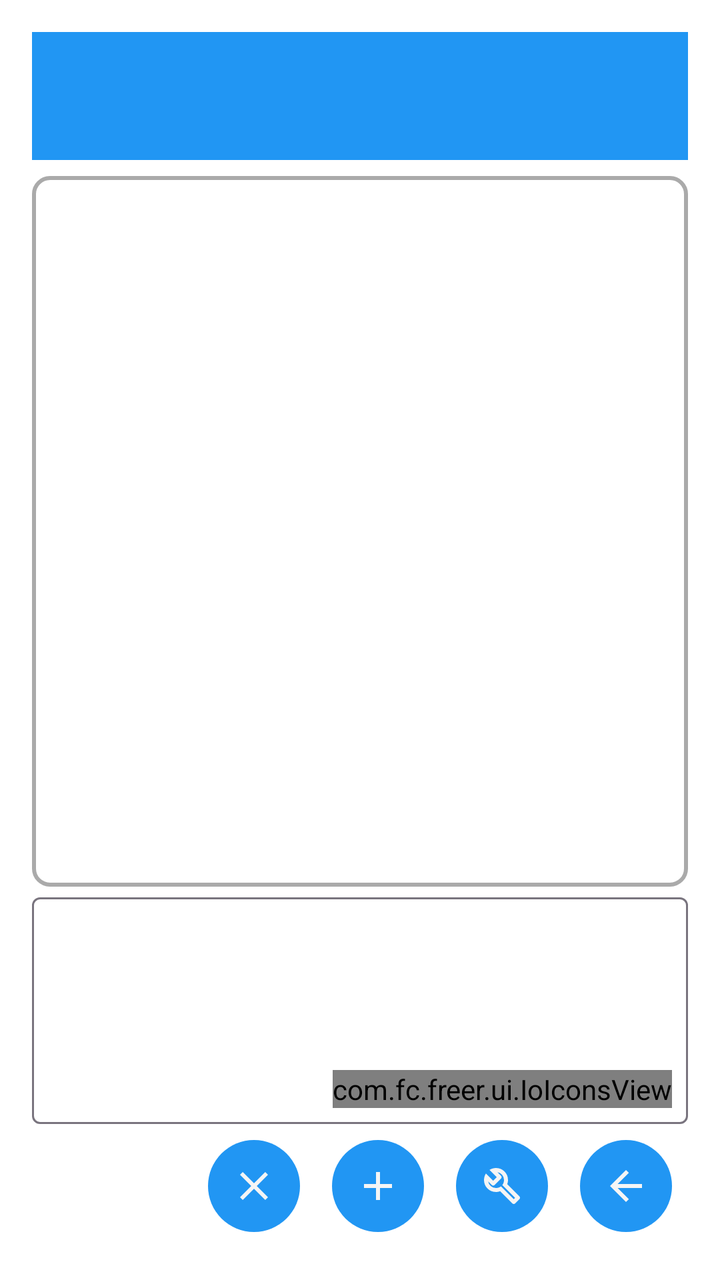
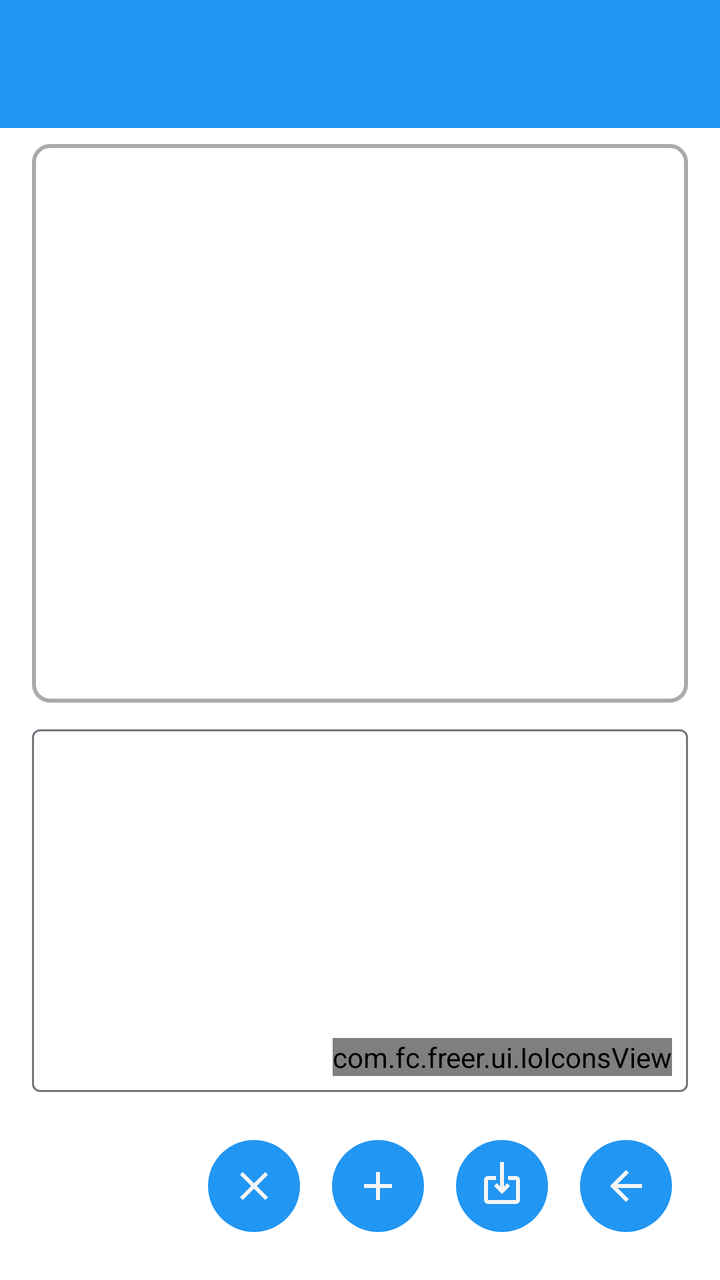

An Android layout rendered at two revisions. The XML below is the earlier revision; the diff shows what the commit changed to produce the second picture.
<!-- AndroidManifest.xml: application theme Theme.Freer -->
<!-- res/layout/activity_sign_multisign_tx.xml -->
<?xml version="1.0" encoding="utf-8"?>
<LinearLayout xmlns:android="http://schemas.android.com/apk/res/android"
    xmlns:app="http://schemas.android.com/apk/res-auto"
    android:layout_width="match_parent"
    android:layout_height="match_parent"
    android:orientation="vertical"
    android:padding="16dp">

    <include layout="@layout/common_toolbar" />

    <ScrollView
        android:id="@+id/signaturesScrollView"
        android:layout_width="match_parent"
        android:layout_height="0dp"
        android:layout_weight="3"
        android:layout_marginTop="8dp"
        android:background="@drawable/container_outline"
        android:padding="8dp"
        >

        <LinearLayout
            android:id="@+id/signaturesContainer"
            android:layout_width="match_parent"
            android:layout_height="wrap_content"
            android:orientation="vertical" />

    </ScrollView>

    <include
        android:id="@+id/jsonInputContainer"
        layout="@layout/layout_text_input_with_scan"
        android:layout_width="match_parent"
        android:layout_height="0dp"
        android:layout_weight="1" />

    <LinearLayout
        android:layout_width="match_parent"
        android:layout_height="wrap_content"
        android:orientation="horizontal"
        android:gravity="end">

        <ImageButton
            android:id="@+id/clearButton"
            style="@style/ImageButtonStyle"
            android:src="@drawable/ic_clear"
            android:contentDescription="@string/clear" />

        <ImageButton
            android:id="@+id/addButton"
            style="@style/ImageButtonStyle"
            android:src="@drawable/ic_plus"
            android:contentDescription="@string/add" />

        <ImageButton
            android:id="@+id/buildButton"
            style="@style/ImageButtonStyle"
            android:src="@drawable/ic_build"
            android:contentDescription="@string/build" />

        <ImageButton
            android:id="@+id/back_button"
            style="@style/ImageButtonStyle"
            android:src="@drawable/ic_back"
            android:contentDescription="@string/back" />

    </LinearLayout>

</LinearLayout>
<!-- res/layout/common_toolbar.xml (included above) -->
<?xml version="1.0" encoding="utf-8"?>
<androidx.appcompat.widget.Toolbar xmlns:android="http://schemas.android.com/apk/res/android"
    xmlns:app="http://schemas.android.com/apk/res-auto"
    android:id="@+id/toolbar"
    android:layout_width="match_parent"
    android:layout_height="?attr/actionBarSize"
    android:background="@color/accent"
    android:theme="@style/ThemeOverlay.Freer.Toolbar">

    <LinearLayout
        android:id="@+id/toolbar_fid_container"
        android:layout_width="wrap_content"
        android:layout_height="match_parent"
        android:layout_gravity="end"
        android:orientation="horizontal"
        android:gravity="end|center_vertical"
        android:visibility="gone"
        android:clickable="true"
        android:focusable="true"
        android:paddingStart="8dp"
        android:paddingEnd="16dp"
        android:background="?android:attr/selectableItemBackground">

        <TextView
            android:id="@+id/toolbar_fid_text"
            android:layout_width="130dp"
            android:layout_height="wrap_content"
            android:textColor="@color/main_background"
            android:paddingStart="8dp"
            android:paddingEnd="4dp"
            android:textSize="14sp"
            android:maxLines="1"
            android:gravity="end"
            android:ellipsize="middle" />

        <ImageView
            android:id="@+id/toolbar_avatar"
            android:layout_width="42dp"
            android:layout_height="42dp"
            android:background="@color/accent"
            android:scaleType="centerCrop"
            android:contentDescription="@string/avatar" />

    </LinearLayout>

</androidx.appcompat.widget.Toolbar>
<!-- res/layout/layout_text_input_with_scan.xml (included above) -->
<?xml version="1.0" encoding="utf-8"?>
<FrameLayout xmlns:android="http://schemas.android.com/apk/res/android"
    xmlns:app="http://schemas.android.com/apk/res-auto"
    android:layout_width="match_parent"
    android:layout_height="match_parent">

    <com.google.android.material.textfield.TextInputLayout
        android:id="@+id/textInputWithScanLayout"
        android:layout_width="match_parent"
        android:layout_height="match_parent"
        app:boxBackgroundColor="@color/input_field_background"
        style="@style/Widget.Material3.TextInputLayout.OutlinedBox">

        <com.google.android.material.textfield.TextInputEditText
            android:id="@+id/textInput"
            android:layout_width="match_parent"
            android:layout_height="match_parent"
            android:gravity="top"
            android:inputType="textMultiLine"
            android:minLines="3"
            android:paddingStart="8dp"
            android:paddingEnd="70dp"
            android:paddingBottom="8dp"
            />
    </com.google.android.material.textfield.TextInputLayout>

    <com.fc.freer.ui.IoIconsView
        android:id="@+id/scanIcon"
        android:layout_width="wrap_content"
        android:layout_height="wrap_content"
        android:layout_gravity="bottom|end"
        android:layout_margin="8dp" />
</FrameLayout>
<!-- resources referenced by this layout -->
<resources>
  <color name="accent">#2196F3</color>
  <color name="input_field_background">#FFFFFF</color>
  <color name="main_background">#F5F5F5</color>
  <!-- drawable container_outline (drawable) -->
  <?xml version="1.0" encoding="utf-8"?>
  <shape xmlns:android="http://schemas.android.com/apk/res/android"
      android:shape="rectangle"
      >
      <solid android:color="#00000000" />
      <stroke
          android:width="2dp"
          android:color="@color/container_outline" />
      <corners android:radius="8dp" />
  </shape>
  <!-- drawable ic_back (drawable) -->
  <vector xmlns:android="http://schemas.android.com/apk/res/android"
      android:width="24dp"
      android:height="24dp"
      android:viewportWidth="960"
      android:viewportHeight="960">
    <path
        android:pathData="m313,520 l224,224 -57,56 -320,-320 320,-320 57,56 -224,224h487v80L313,520Z"
        android:fillColor="@color/main_background"/>
  </vector>
  <!-- drawable ic_build (drawable) -->
  <?xml version="1.0" encoding="utf-8"?>
  <vector xmlns:android="http://schemas.android.com/apk/res/android"
      android:width="24dp"
      android:height="24dp"
      android:viewportWidth="960"
      android:viewportHeight="960">
      <path
          android:fillColor="#2196F3"
          android:pathData="M686,828 L444,584q-20,8 -40.5,12t-43.5,4q-100,0 -170,-70t-70,-170q0,-36 10,-68.5t28,-61.5l146,146 l72,-72 l-146,-146q29,-18 61.5,-28t68.5,-10q100,0 170,70t70,170q0,23 -4,43.5T584,444l244,242q12,12 12,29t-12,29l-84,84q-12,12 -29,12t-29,-12Zm29,-85 l27,-27 l-256,-256q18,-20 26,-46.5t8,-53.5q0,-60 -38.5,-104.5T386,202l74,74q12,12 12,28t-12,28L332,460q-12,12 -28,12t-28,-12l-74,-74q9,57 53.5,95.5T360,520q26,0 52,-8t47,-25l256,256ZM472,472Z" />
  </vector>
  <!-- drawable ic_clear (drawable) -->
  <?xml version="1.0" encoding="utf-8"?>
  <vector xmlns:android="http://schemas.android.com/apk/res/android"
      android:width="24dp"
      android:height="24dp"
      android:viewportWidth="24"
      android:viewportHeight="24"
      android:tint="@color/accent">
      <path
          android:fillColor="@color/text"
          android:pathData="M19,6.41L17.59,5 12,10.59 6.41,5 5,6.41 10.59,12 5,17.59 6.41,19 12,13.41 17.59,19 19,17.59 13.41,12z"/>
  </vector>
  <!-- drawable ic_plus (drawable) -->
  <?xml version="1.0" encoding="utf-8"?>
  <vector xmlns:android="http://schemas.android.com/apk/res/android"
      android:width="24dp"
      android:height="24dp"
      android:viewportWidth="24"
      android:viewportHeight="24">
      <path
          android:fillColor="@color/accent"
          android:pathData="M19,13h-6v6h-2v-6H5v-2h6V5h2v6h6v2z"/>
  </vector>
  <string name="add">Add</string>
  <string name="avatar">Avatar</string>
  <string name="back">Back</string>
  <string name="build">Build</string>
  <string name="clear">Clear</string>
  <style name="ImageButtonStyle">
          <item name="android:layout_width">46dp</item>
          <item name="android:layout_height">46dp</item>
          <item name="android:layout_margin">8dp</item>
          <item name="android:background">@drawable/bg_round_accent</item>
          <item name="android:tint">@color/main_background</item>
          <item name="android:scaleType">centerInside</item>
          <item name="android:padding">8dp</item>
      </style>
  <style name="ThemeOverlay.Freer.Toolbar" parent="ThemeOverlay.AppCompat.ActionBar">
          <item name="android:textColorPrimary">@color/main_background</item>
          <item name="android:textColorSecondary">@color/main_background</item>
      </style>
  <style name="Theme.Freer" parent="Base.Theme.Freer" />
  <color name="container_outline">#AAAAAA</color>
  <color name="text">#000000</color>
  <!-- drawable bg_round_accent (drawable) -->
  <?xml version="1.0" encoding="utf-8"?>
  <shape xmlns:android="http://schemas.android.com/apk/res/android"
      android:shape="oval">
      <solid android:color="@color/accent" />
  </shape>
  <!-- unchanged entries left out for length: 1 -->
</resources>

<!-- the commit's change to res/layout/activity_sign_multisign_tx.xml (unified diff, before → after) -->
@@ -3,20 +3,21 @@
     xmlns:app="http://schemas.android.com/apk/res-auto"
     android:layout_width="match_parent"
     android:layout_height="match_parent"
-    android:orientation="vertical"
-    android:padding="16dp">
+    android:orientation="vertical">
 
     <include layout="@layout/common_toolbar" />
 
+    
     <ScrollView
         android:id="@+id/signaturesScrollView"
         android:layout_width="match_parent"
         android:layout_height="0dp"
         android:layout_weight="3"
+        android:layout_marginStart="16dp"
+        android:layout_marginEnd="16dp"
         android:layout_marginTop="8dp"
         android:background="@drawable/container_outline"
-        android:padding="8dp"
-        >
+        android:padding="8dp">
 
         <LinearLayout
             android:id="@+id/signaturesContainer"
@@ -31,12 +32,16 @@
         layout="@layout/layout_text_input_with_scan"
         android:layout_width="match_parent"
         android:layout_height="0dp"
-        android:layout_weight="1" />
+        android:layout_weight="2"
+        android:layout_marginStart="16dp"
+        android:layout_marginEnd="16dp"
+        android:layout_marginTop="8dp" />
 
     <LinearLayout
         android:layout_width="match_parent"
         android:layout_height="wrap_content"
         android:orientation="horizontal"
+        android:padding="16dp"
         android:gravity="end">
 
         <ImageButton
@@ -54,8 +59,8 @@
         <ImageButton
             android:id="@+id/buildButton"
             style="@style/ImageButtonStyle"
-            android:src="@drawable/ic_build"
-            android:contentDescription="@string/build" />
+            android:src="@drawable/ic_import"
+            android:contentDescription="@string/import_a" />
 
         <ImageButton
             android:id="@+id/back_button"
<!-- resource entries referenced after the edit -->
@@ -24,17 +24,6 @@
         android:pathData="m313,520 l224,224 -57,56 -320,-320 320,-320 57,56 -224,224h487v80L313,520Z"
         android:fillColor="@color/main_background"/>
   </vector>
-  <!-- drawable ic_build (drawable) -->
-  <?xml version="1.0" encoding="utf-8"?>
-  <vector xmlns:android="http://schemas.android.com/apk/res/android"
-      android:width="24dp"
-      android:height="24dp"
-      android:viewportWidth="960"
-      android:viewportHeight="960">
-      <path
-          android:fillColor="#2196F3"
-          android:pathData="M686,828 L444,584q-20,8 -40.5,12t-43.5,4q-100,0 -170,-70t-70,-170q0,-36 10,-68.5t28,-61.5l146,146 l72,-72 l-146,-146q29,-18 61.5,-28t68.5,-10q100,0 170,70t70,170q0,23 -4,43.5T584,444l244,242q12,12 12,29t-12,29l-84,84q-12,12 -29,12t-29,-12Zm29,-85 l27,-27 l-256,-256q18,-20 26,-46.5t8,-53.5q0,-60 -38.5,-104.5T386,202l74,74q12,12 12,28t-12,28L332,460q-12,12 -28,12t-28,-12l-74,-74q9,57 53.5,95.5T360,520q26,0 52,-8t47,-25l256,256ZM472,472Z" />
-  </vector>
   <!-- drawable ic_clear (drawable) -->
   <?xml version="1.0" encoding="utf-8"?>
   <vector xmlns:android="http://schemas.android.com/apk/res/android"
@@ -46,6 +35,16 @@
       <path
           android:fillColor="@color/text"
           android:pathData="M19,6.41L17.59,5 12,10.59 6.41,5 5,6.41 10.59,12 5,17.59 6.41,19 12,13.41 17.59,19 19,17.59 13.41,12z"/>
+  </vector>
+  <!-- drawable ic_import (drawable) -->
+  <vector xmlns:android="http://schemas.android.com/apk/res/android"
+      android:width="24dp"
+      android:height="24dp"
+      android:viewportWidth="960"
+      android:viewportHeight="960">
+    <path
+        android:pathData="M200,840q-33,0 -56.5,-23.5T120,760v-400q0,-33 23.5,-56.5T200,280h160v80L200,360v400h560v-400L600,360v-80h160q33,0 56.5,23.5T840,360v400q0,33 -23.5,56.5T760,840L200,840ZM480,640L320,480l56,-56 64,63v-487h80v487l64,-63 56,56 -160,160Z"
+        android:fillColor="#000000"/>
   </vector>
   <!-- drawable ic_plus (drawable) -->
   <?xml version="1.0" encoding="utf-8"?>
@@ -61,8 +60,8 @@
   <string name="add">Add</string>
   <string name="avatar">Avatar</string>
   <string name="back">Back</string>
-  <string name="build">Build</string>
   <string name="clear">Clear</string>
+  <string name="import_a">Import</string>
   <style name="ImageButtonStyle">
           <item name="android:layout_width">46dp</item>
           <item name="android:layout_height">46dp</item>
